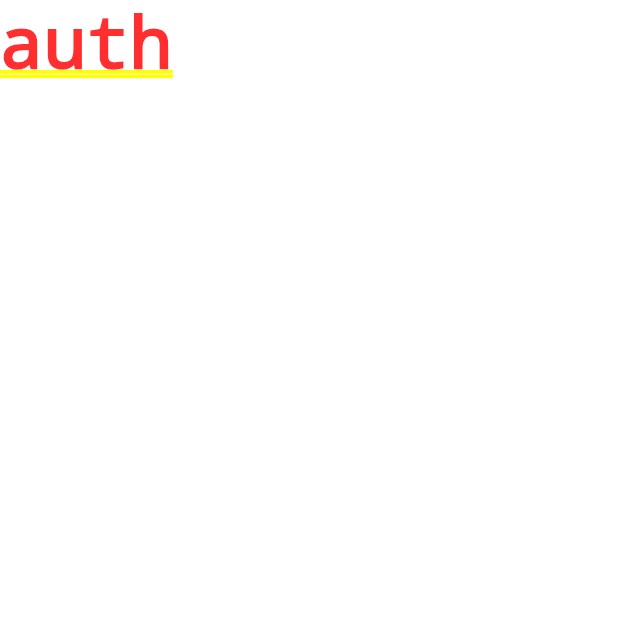
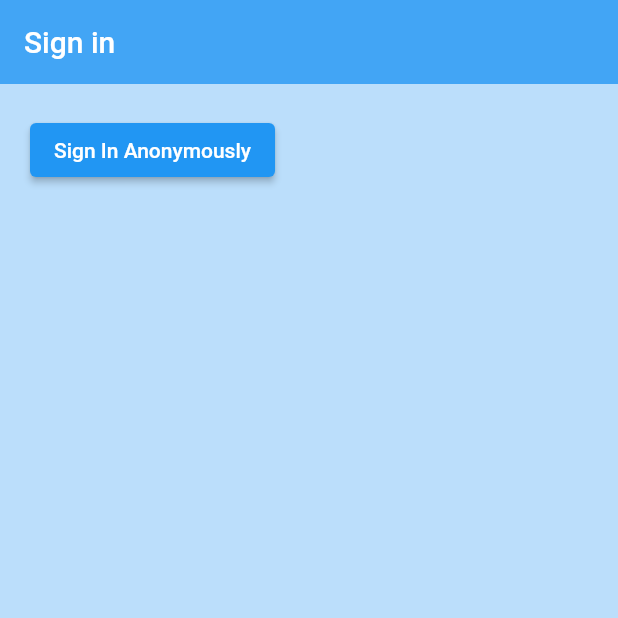
Before and after one commit to Josk95/Flutter-Firebase-AuthProject, a Flutter app: the screen it shows after launch, on a phone screen of 412 x 824 dp, the top half of it. Run offline on Flutter 3.47's test engine with Material 2 defaults, Android fonts, the phone set to English and light mode, and no system bars; our stand-ins replace firebase_auth, firebase_core; accounts and stored records are empty.

Commit message:
SignIn
created signin screen

```diff
--- a/lib/main.dart
+++ b/lib/main.dart
@@ -1,7 +1,10 @@
 import 'package:firebase_auth_app/screens/wrapper.dart';
 import 'package:flutter/material.dart';
+import 'package:firebase_core/firebase_core.dart';
 
-void main() {
+void main() async {
+  WidgetsFlutterBinding.ensureInitialized();
+  await Firebase.initializeApp();
   runApp(const MyApp());
 }
 
--- a/lib/screens/authenticate/authenticate.dart
+++ b/lib/screens/authenticate/authenticate.dart
@@ -1,3 +1,4 @@
+import 'package:firebase_auth_app/screens/authenticate/sign_in.dart';
 import 'package:flutter/material.dart';
 
 class Authenticate extends StatefulWidget {
@@ -10,8 +11,6 @@ class Authenticate extends StatefulWidget {
 class _AuthenticateState extends State<Authenticate> {
   @override
   Widget build(BuildContext context) {
-    return Container(
-      child: Text('auth'),
-    );
+    return SignIn();
   }
 }
--- /dev/null
+++ b/lib/screens/authenticate/sign_in.dart
@@ -0,0 +1,38 @@
+import 'package:firebase_auth_app/services/auth.dart';
+import 'package:flutter/material.dart';
+
+class SignIn extends StatefulWidget {
+  const SignIn({Key? key}) : super(key: key);
+
+  @override
+  _SignInState createState() => _SignInState();
+}
+
+class _SignInState extends State<SignIn> {
+  final AuthService _authService = AuthService();
+
+  @override
+  Widget build(BuildContext context) {
+    return Scaffold(
+      backgroundColor: Colors.blue[100],
+      appBar: AppBar(
+        backgroundColor: Colors.blue[400],
+        elevation: 0.0,
+        title: const Text('Sign in'),
+      ),
+      body: Container(
+          padding: const EdgeInsets.symmetric(vertical: 20.0, horizontal: 20.0),
+          child: ElevatedButton(
+              onPressed: () async {
+                dynamic result = await _authService.signInAnon();
+                if (result == null) {
+                  print('error signing in');
+                } else {
+                  print('signed in');
+                  print(result);
+                }
+              },
+              child: const Text('Sign In Anonymously'))),
+    );
+  }
+}
--- a/pubspec.yaml
+++ b/pubspec.yaml
@@ -35,6 +35,7 @@ dependencies:
   cupertino_icons: ^1.0.2
   firebase_auth: ^3.2.0
   cloud_firestore: ^3.1.0
+  firebase_core: ^1.10.0
 
 dev_dependencies:
   flutter_test:
```
Also changed, not shown: pubspec.lock.
